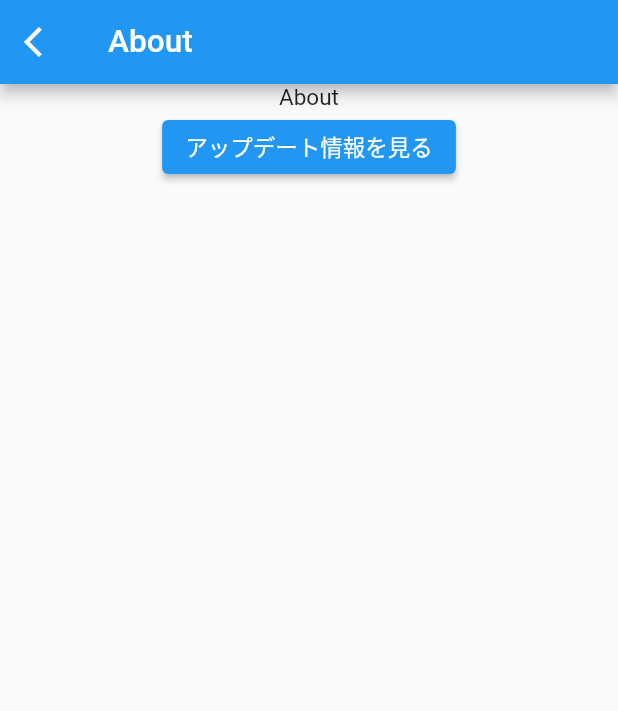
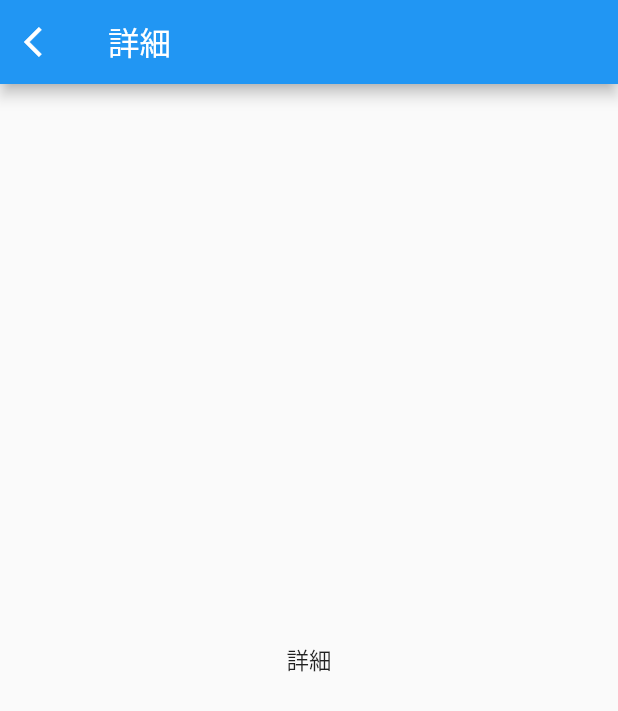
Before and after one commit to Koichi5/flutter-amplify-demo, a Flutter app: the AboutScreen screen opened by its route, on a phone screen of 412 x 824 dp. Shown: the top 711 px of the screen. Run offline on Flutter 3.47's test engine with Material 2 defaults, Android fonts, the light colour scheme and no system bars; our stand-ins replace chat_bubbles, flutter_hooks, go_router, hooks_riverpod; missing offline and left inert: amplify_api, amplify_auth_cognito, amplify_authenticator, amplify_core, amplify_datastore, amplify_flutter.

Commit message:
edit home, about screen

```diff
--- a/lib/about_screen.dart
+++ b/lib/about_screen.dart
@@ -11,7 +11,7 @@ class AboutScreen extends HookConsumerWidget {
   Widget build(BuildContext context, WidgetRef ref) {
     return Scaffold(
       appBar: AppBar(
-        title: const Text("About"),
+        title: const Text("詳細"),
         leading: IconButton(
           onPressed: () {
             context.go('/');
@@ -19,17 +19,8 @@ class AboutScreen extends HookConsumerWidget {
           icon: const Icon(Icons.arrow_back_ios),
         ),
       ),
-      body: Center(
-        child: Column(
-          children: [
-            const Text("About"),
-            ElevatedButton(
-                onPressed: () {
-                  ref.watch(isShowInfoScreenProvider.notifier).state = true;
-                },
-                child: const Text("アップデート情報を見る"))
-          ],
-        ),
+      body: const Center(
+        child: Text("詳細"),
       ),
     );
   }
--- a/lib/home_screen.dart
+++ b/lib/home_screen.dart
@@ -8,16 +8,17 @@ class HomeScreen extends HookWidget {
   @override
   Widget build(BuildContext context) {
     return Scaffold(
-      appBar: AppBar(title: const Text("Home")),
+      appBar: AppBar(title: const Text("ホーム")),
       body: Center(
-          child: ElevatedButton(
-        onPressed: () {
-          context.go('/about');
-        },
-        child: const Text(
-          "To About screen",
+        child: ElevatedButton(
+          onPressed: () {
+            context.go('/about');
+          },
+          child: const Text(
+            "詳細へ",
+          ),
         ),
-      )),
+      ),
     );
   }
 }
```
Also changed, not shown: lib/main.dart (+13 -8 lines).
